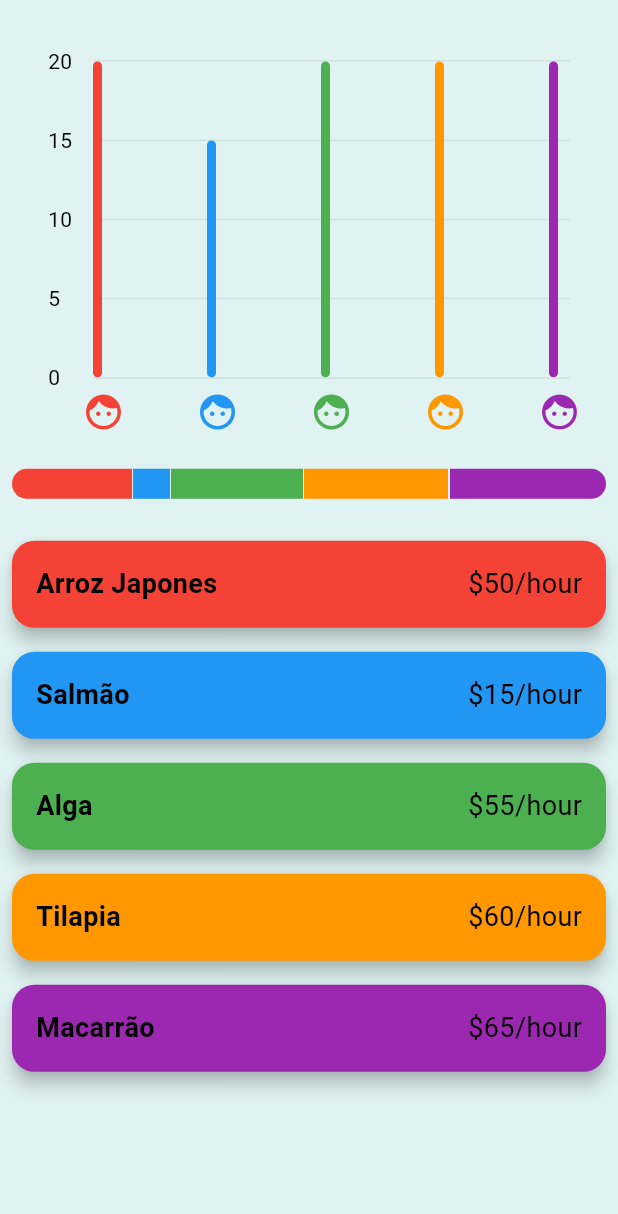
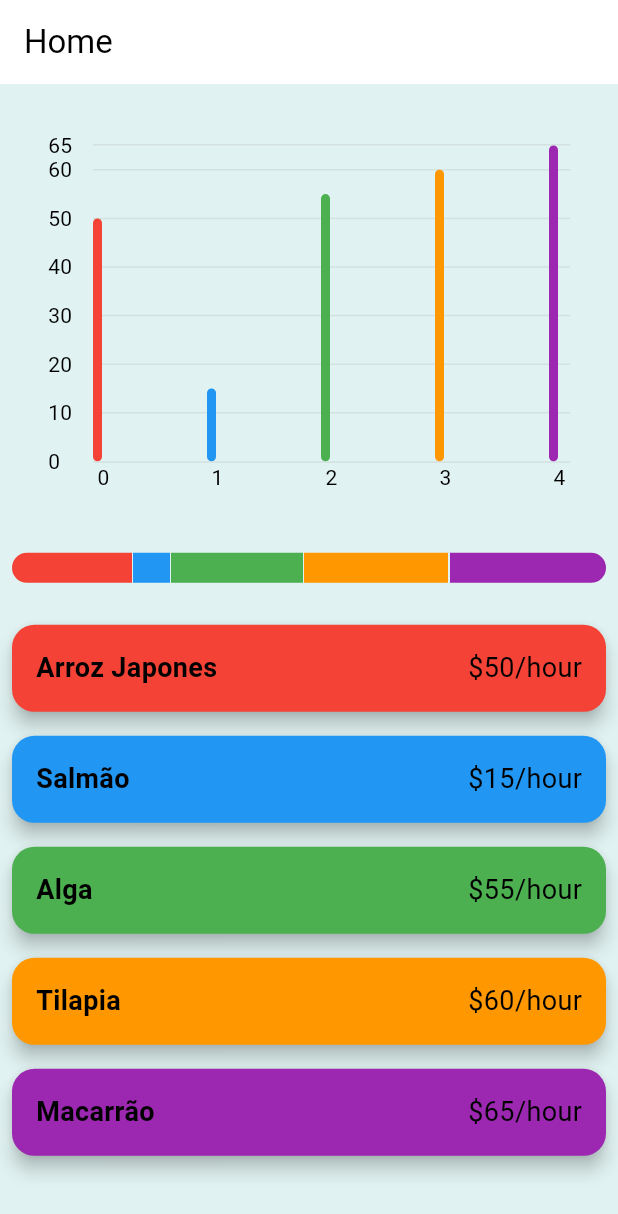
Before and after one commit to jvcss/smart-food, a Flutter app: the HomePage screen opened directly, on a phone screen of 412 x 824 dp. Shown: the top 1214 px of the screen. Run offline on Flutter 3.47's test engine with Material 2 defaults, Android fonts, the phone set to English and light mode, and no system bars; drawn by our look-alikes of fl_chart; our stand-ins replace bloc, firebase_auth, firebase_core, flutter_bloc, google_sign_in; accounts and stored records are empty.

Commit message:
feat: improve the vertical graph

```diff
--- a/smart_food/lib/src/widgets/vertial_chart.dart
+++ b/smart_food/lib/src/widgets/vertial_chart.dart
@@ -1,5 +1,4 @@
 import 'dart:math' as math;
-
 import 'package:fl_chart/fl_chart.dart';
 import 'package:flutter/material.dart';
 import 'package:smart_food/src/models/data_dashboard_model.dart';
@@ -43,6 +42,9 @@ class _VerticalChartWidgetState extends State<VerticalChartWidget> {
 
   @override
   Widget build(BuildContext context) {
+    final double maxValue =
+        widget.data.map((data) => data.units).reduce(math.max);
+
     return Padding(
       padding: const EdgeInsets.all(24),
       child: AspectRatio(
@@ -54,8 +56,7 @@ class _VerticalChartWidgetState extends State<VerticalChartWidget> {
               show: true,
               border: Border.symmetric(
                 horizontal: BorderSide(
-                  color: Colors.grey.withOpacity(
-                      0.2), // Replace with your desired border color
+                  color: Colors.grey.withOpacity(0.2),
                 ),
               ),
             ),
@@ -79,13 +80,9 @@ class _VerticalChartWidgetState extends State<VerticalChartWidget> {
                   showTitles: true,
                   reservedSize: 36,
                   getTitlesWidget: (value, meta) {
-                    final index = value.toInt();
-                    return SideTitleWidget(
-                      axisSide: meta.axisSide,
-                      child: _IconWidget(
-                        color: widget.data[index].color,
-                        isSelected: touchedGroupIndex == index,
-                      ),
+                    return Text(
+                      value.toInt().toString(),
+                      textAlign: TextAlign.left,
                     );
                   },
                 ),
@@ -97,8 +94,7 @@ class _VerticalChartWidgetState extends State<VerticalChartWidget> {
               show: true,
               drawVerticalLine: false,
               getDrawingHorizontalLine: (value) => FlLine(
-                color: Colors.grey.withOpacity(
-                    0.2), // Replace with your desired grid line color
+                color: Colors.grey.withOpacity(0.2),
                 strokeWidth: 1,
               ),
             ),
@@ -109,10 +105,10 @@ class _VerticalChartWidgetState extends State<VerticalChartWidget> {
                 index,
                 data.color,
                 data.units,
-                0, // Assuming shadowValue is 0 for simplicity. Adjust as needed.
+                0,
               );
             }).toList(),
-            maxY: 20,
+            maxY: maxValue,
             barTouchData: BarTouchData(
               enabled: true,
               handleBuiltInTouches: false,
@@ -161,47 +157,3 @@ class _VerticalChartWidgetState extends State<VerticalChartWidget> {
     );
   }
 }
-
-class _IconWidget extends ImplicitlyAnimatedWidget {
-  const _IconWidget({
-    required this.color,
-    required this.isSelected,
-  }) : super(duration: const Duration(milliseconds: 300));
-  final Color color;
-  final bool isSelected;
-
-  @override
-  ImplicitlyAnimatedWidgetState<ImplicitlyAnimatedWidget> createState() =>
-      _IconWidgetState();
-}
-
-class _IconWidgetState extends AnimatedWidgetBaseState<_IconWidget> {
-  Tween<double>? _rotationTween;
-
-  @override
-  Widget build(BuildContext context) {
-    final rotation = math.pi * 4 * _rotationTween!.evaluate(animation);
-    final scale = 1 + _rotationTween!.evaluate(animation) * 0.5;
-    return Transform(
-      transform: Matrix4.rotationZ(rotation).scaled(scale, scale),
-      origin: const Offset(14, 14),
-      child: Icon(
-        widget.isSelected ? Icons.face_retouching_natural : Icons.face,
-        color: widget.color,
-        size: 28,
-      ),
-    );
-  }
-
-  @override
-  void forEachTween(TweenVisitor<dynamic> visitor) {
-    _rotationTween = visitor(
-      _rotationTween,
-      widget.isSelected ? 1.0 : 0.0,
-      (dynamic value) => Tween<double>(
-        begin: value as double,
-        end: widget.isSelected ? 1.0 : 0.0,
-      ),
-    ) as Tween<double>?;
-  }
-}
--- a/smart_food/lib/utils/examples/chart_dash.dart
+++ b/smart_food/lib/utils/examples/chart_dash.dart
@@ -3,6 +3,7 @@ import 'package:smart_food/src/models/data_dashboard_model.dart';
 import 'package:smart_food/src/widgets/dashboard_card.dart';
 import 'package:smart_food/src/widgets/horizontal_graph.dart';
 import 'package:smart_food/src/widgets/vertial_chart.dart';
+import 'package:smart_food/utils/theme.dart';
 
 void main() {
   runApp(const MyApp());
@@ -14,7 +15,7 @@ class MyApp extends StatelessWidget {
   Widget build(BuildContext context) {
     return MaterialApp(
       debugShowCheckedModeBanner: false,
-      theme: ThemeData.light(),
+      theme: appTheme,
       home: const HomePage(),
     );
   }
@@ -39,6 +40,7 @@ class HomePage extends StatelessWidget {
   @override
   Widget build(BuildContext context) {
     return Scaffold(
+      appBar: AppBar(title: const Text('Home')),
       body: SingleChildScrollView(
         child: Padding(
           padding: const EdgeInsets.symmetric(vertical: 16.0, horizontal: 8.0),
```
